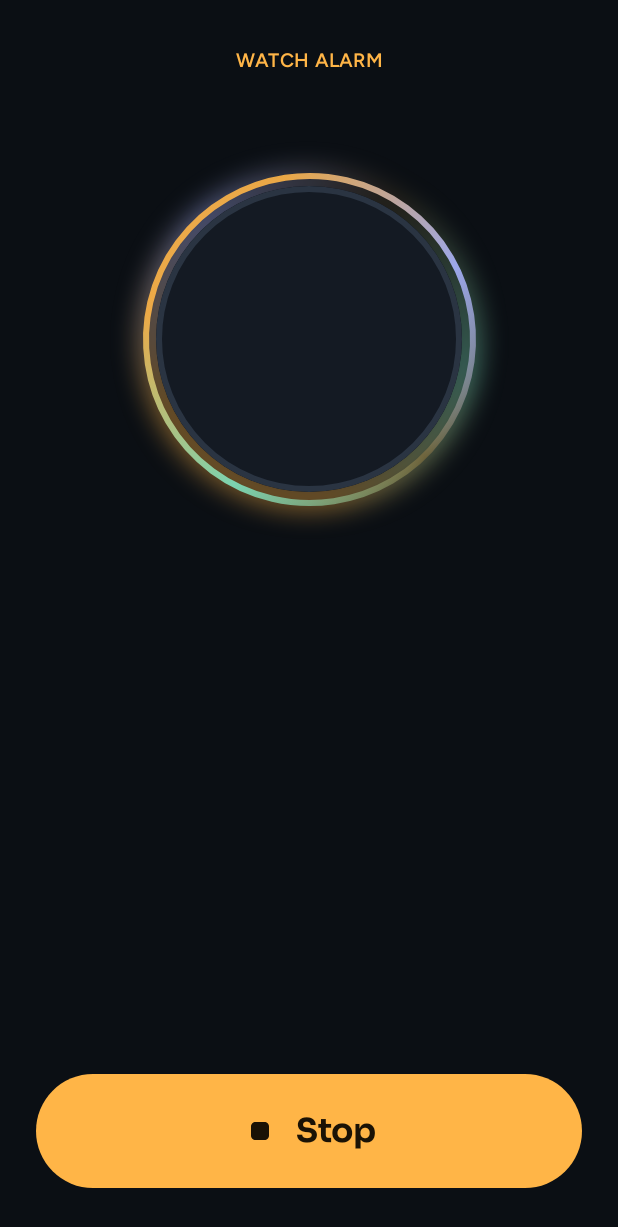
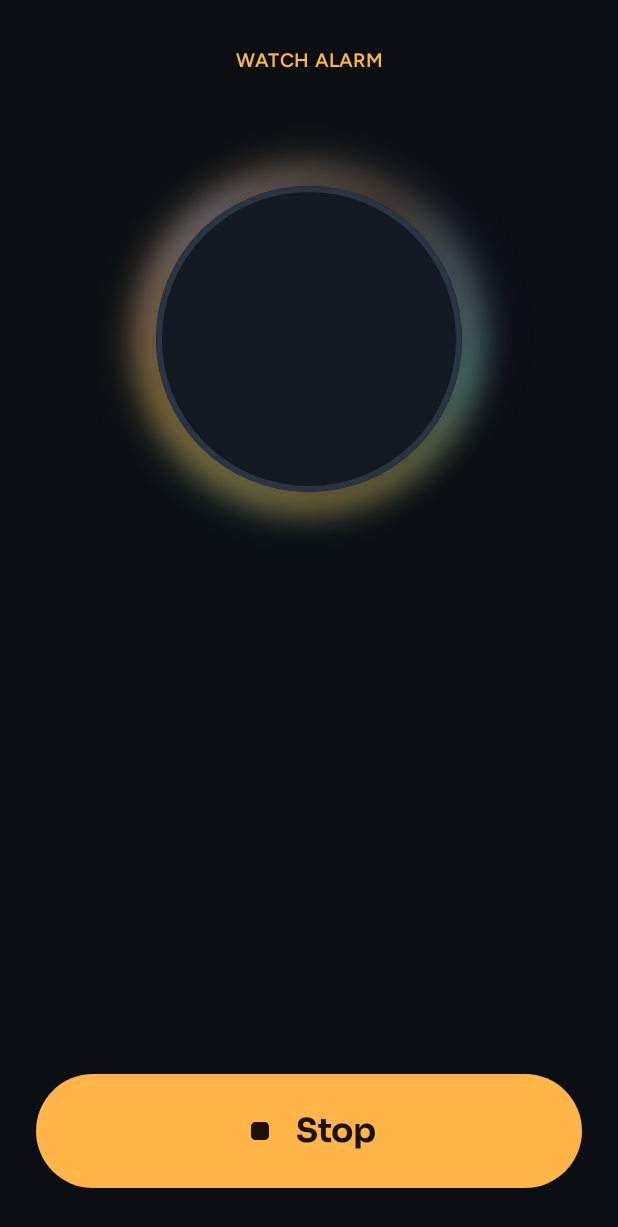
Before and after one commit to SanniniciStyle/WatchSync, an Android app built with Jetpack Compose: the composable RingScreen called with empty values, on a phone screen of 412 x 824 dp. Shown: the top 1227 px of the screen. Run offline under Robolectric (Android 15) with nearby library versions, the phone set to English and light mode, and no system bars.

Commit message:
Alarm screens: glow only, no ring line
Co-Authored-By: Claude Opus 5.5 <noreply@anthropic.com>

```diff
--- a/mobile/src/main/kotlin/it/sanninicistyle/watchsync/AlarmRingActivity.kt
+++ b/mobile/src/main/kotlin/it/sanninicistyle/watchsync/AlarmRingActivity.kt
@@ -135,6 +135,6 @@ private fun RingScreen(
 @Composable
 private fun Rings() {
     Box(Modifier.fillMaxSize(), contentAlignment = Alignment.Center) {
-        GlowHalo(haloColors(Ws.Amber), Modifier.size(222.dp), thickness = 4.dp, glow = 16.dp)
+        GlowHalo(haloColors(Ws.Amber), Modifier.size(222.dp), thickness = 4.dp, glow = 18.dp, line = false)
     }
 }
--- a/mobile/src/main/kotlin/it/sanninicistyle/watchsync/ui/Glow.kt
+++ b/mobile/src/main/kotlin/it/sanninicistyle/watchsync/ui/Glow.kt
@@ -29,7 +29,7 @@ import it.sanninicistyle.watchsync.ui.theme.Ws
  * of the box; its glow spills a little outside.
  */
 @Composable
-fun GlowHalo(colors: List<Color>, modifier: Modifier = Modifier, thickness: Dp = 4.dp, glow: Dp = 12.dp) {
+fun GlowHalo(colors: List<Color>, modifier: Modifier = Modifier, thickness: Dp = 4.dp, glow: Dp = 12.dp, line: Boolean = true) {
     val t = rememberInfiniteTransition(label = "halo")
     val turn by t.animateFloat(0f, 360f, infiniteRepeatable(tween(6_000, easing = LinearEasing)), label = "turn")
     val drift by t.animateFloat(0f, 360f, infiniteRepeatable(tween(9_500, easing = LinearEasing)), label = "drift")
@@ -43,8 +43,15 @@ fun GlowHalo(colors: List<Color>, modifier: Modifier = Modifier, thickness: Dp =
             ring(brush, turn, (thickness * 3).toPx(), alpha = 0.75f * breathe)
         }
         // The line: thin and crisp, drifting the other way, so the colours seem to flow
-        Canvas(Modifier.matchParentSize()) {
-            ring(brush, -drift, thickness.toPx(), alpha = 0.55f + 0.35f * breathe)
+        if (line) {
+            Canvas(Modifier.matchParentSize()) {
+                ring(brush, -drift, thickness.toPx(), alpha = 0.55f + 0.35f * breathe)
+            }
+        } else {
+            // Glow only: a second, softer haze drifting the other way keeps the colours moving
+            Canvas(Modifier.matchParentSize().blur(glow * 1.6f, BlurredEdgeTreatment.Unbounded)) {
+                ring(brush, -drift, (thickness * 4).toPx(), alpha = 0.45f * breathe)
+            }
         }
     }
 }
--- a/wear/src/main/kotlin/it/sanninicistyle/watchsync/WatchAlarmRingActivity.kt
+++ b/wear/src/main/kotlin/it/sanninicistyle/watchsync/WatchAlarmRingActivity.kt
@@ -130,5 +130,5 @@ private fun Pill(color: Color, width: Float, height: Float, onClick: () -> Unit,
 /** The glowing halo along the edge of the screen while the alarm rings. */
 @Composable
 private fun Rings() {
-    GlowHalo(haloColors(Ws.Amber), Modifier.fillMaxSize().padding(8.dp), thickness = 4.dp, glow = 14.dp)
+    GlowHalo(haloColors(Ws.Amber), Modifier.fillMaxSize().padding(10.dp), thickness = 4.dp, glow = 16.dp, line = false)
 }
```
Also changed, not shown: wear/src/main/kotlin/it/sanninicistyle/watchsync/ui/Glow.kt (+10 -3 lines).
